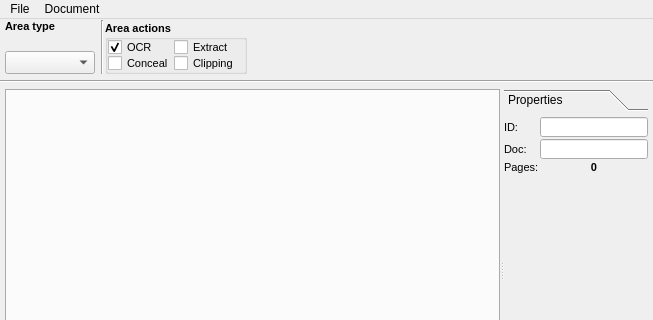
First picture: the form in ui-doc-viewer/ui-widgets/views/mainwindow.ui, repository pornosaur/doc-viewer, before the edit; both pictures show x 0 to 653 and y 0 to 320 of the 653 by 474 pixel window.
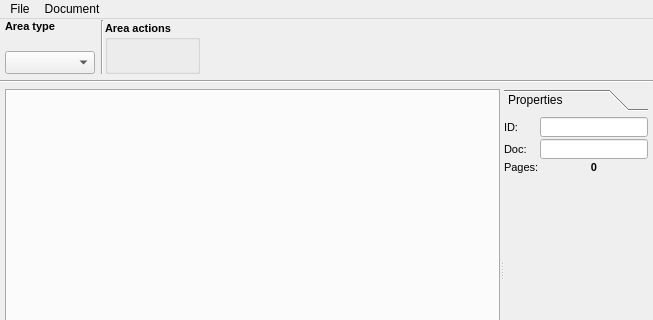
Second picture: the form after the edit. Custom widgets are drawn as their Qt base class.

Commit message: #9 - Add own class for area actions pane; fix updating settings from tool boxes (type & action).

```diff
--- a/ui-doc-viewer/ui-widgets/views/mainwindow.ui
+++ b/ui-doc-viewer/ui-widgets/views/mainwindow.ui
@@ -46,7 +46,7 @@
      <number>0</number>
     </property>
     <item>
-     <widget class="QWidget" name="horizontal_layout_tools" native="true">
+     <widget class="QWidget" name="horizontal_layout_tools_w" native="true">
       <property name="sizePolicy">
        <sizepolicy hsizetype="Preferred" vsizetype="Fixed">
         <horstretch>0</horstretch>
@@ -71,7 +71,7 @@
       <property name="autoFillBackground">
        <bool>false</bool>
       </property>
-      <layout class="QHBoxLayout" name="horizontalLayout" stretch="0,0,0,0">
+      <layout class="QHBoxLayout" name="horizontal_layout_tools" stretch="0,0,0,0">
        <property name="spacing">
         <number>1</number>
        </property>
@@ -215,7 +215,7 @@
         </widget>
        </item>
        <item>
-        <widget class="QGroupBox" name="group_box_area_actions">
+        <widget class="qview::GroupBoxAreaActions" name="group_box_area_actions">
          <property name="sizePolicy">
           <sizepolicy hsizetype="Fixed" vsizetype="Preferred">
            <horstretch>0</horstretch>
@@ -250,105 +250,6 @@
          <property name="flat">
           <bool>false</bool>
          </property>
-         <layout class="QGridLayout" name="gridLayout_3">
-          <property name="leftMargin">
-           <number>0</number>
-          </property>
-          <property name="topMargin">
-           <number>0</number>
-          </property>
-          <property name="rightMargin">
-           <number>5</number>
-          </property>
-          <property name="bottomMargin">
-           <number>0</number>
-          </property>
-          <property name="spacing">
-           <number>0</number>
-          </property>
-          <item row="0" column="1">
-           <widget class="QCheckBox" name="check_box_extract">
-            <property name="maximumSize">
-             <size>
-              <width>80</width>
-              <height>16777215</height>
-             </size>
-            </property>
-            <property name="font">
-             <font>
-              <weight>50</weight>
-              <bold>false</bold>
-             </font>
-            </property>
-            <property name="text">
-             <string>Extract</string>
-            </property>
-           </widget>
-          </item>
-          <item row="1" column="0">
-           <widget class="QCheckBox" name="check_box_conceal">
-            <property name="maximumSize">
-             <size>
-              <width>80</width>
-              <height>16777215</height>
-             </size>
-            </property>
-            <property name="font">
-             <font>
-              <weight>50</weight>
-              <bold>false</bold>
-             </font>
-            </property>
-            <property name="text">
-             <string>Conceal</string>
-            </property>
-           </widget>
-          </item>
-          <item row="1" column="1">
-           <widget class="QCheckBox" name="check_box_clipping">
-            <property name="maximumSize">
-             <size>
-              <width>80</width>
-              <height>16777215</height>
-             </size>
-            </property>
-            <property name="font">
-             <font>
-              <weight>50</weight>
-              <bold>false</bold>
-             </font>
-            </property>
-            <property name="text">
-             <string>Clipping</string>
-            </property>
-            <property name="checkable">
-             <bool>false</bool>
-            </property>
-           </widget>
-          </item>
-          <item row="0" column="0">
-           <widget class="QCheckBox" name="check_box_ocr">
-            <property name="maximumSize">
-             <size>
-              <width>80</width>
-              <height>16777215</height>
-             </size>
-            </property>
-            <property name="font">
-             <font>
-              <weight>50</weight>
-              <bold>false</bold>
-             </font>
-            </property>
-            <property name="text">
-             <string>OCR</string>
-            </property>
-            <property name="checked">
-             <bool>true</bool>
-            </property>
-           </widget>
-          </item>
-         </layout>
         </widget>
        </item>
        <item>
@@ -729,6 +630,12 @@
    <extends>QComboBox</extends>
    <header>combo_box_area_type.h</header>
   </customwidget>
+  <customwidget>
+   <class>qview::GroupBoxAreaActions</class>
+   <extends>QGroupBox</extends>
+   <header>group_box_area_actions.h</header>
+   <container>1</container>
+  </customwidget>
  </customwidgets>
  <resources/>
  <connections/>
```
Left out of the diff: 6 changed lines with no effect on the pictures. The commit also changes 7 other files.
